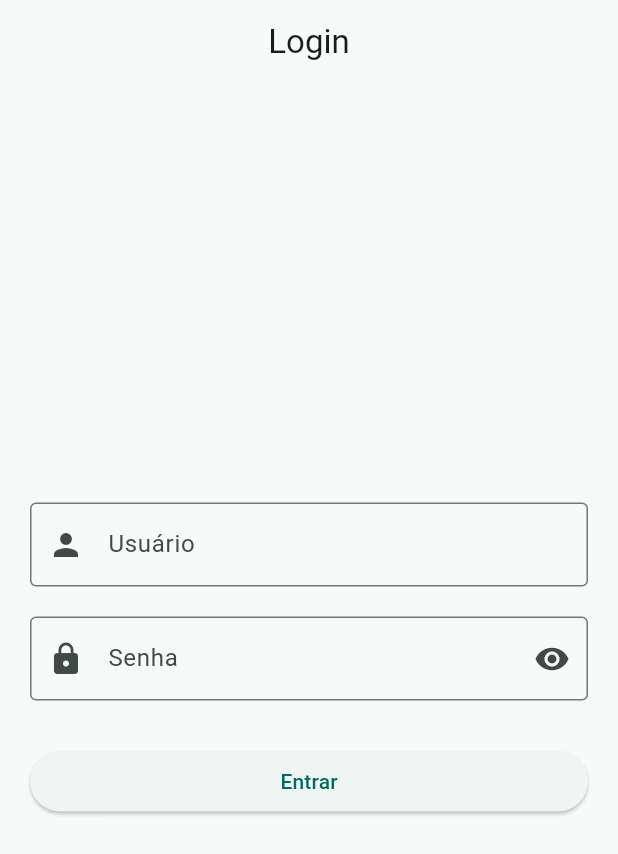
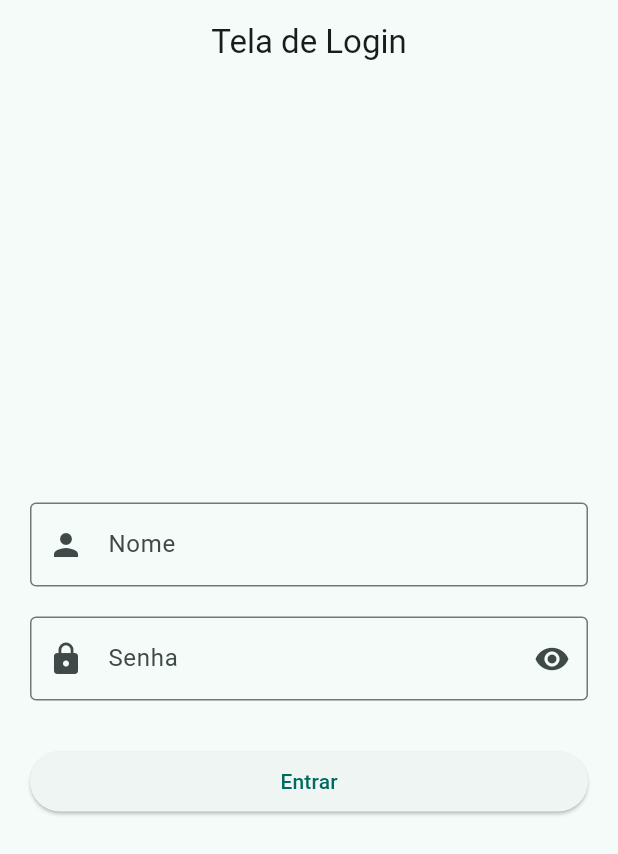
Before and after one commit to pauloandfr-create/artesanato, a Flutter app: the screen it shows after launch, on a phone screen of 412 x 824 dp. Shown: the top 854 px of the screen. Run offline on Flutter 3.47's test engine with Material 3 defaults, Android fonts, the phone set to English and light mode, and no system bars; our stand-ins replace image_picker.

Commit message:
Revert "Melhora textos para português"
This reverts commit 6d7b5354f1d11d31156cf766cab9aa0347c939ed.

```diff
--- a/lib/screens/home_page.dart
+++ b/lib/screens/home_page.dart
@@ -57,7 +57,7 @@ class _HomePageState extends State<HomePage> {
 
   ScaffoldMessenger.of(context).showSnackBar(
     const SnackBar(
-      content: Text('Não foi possível selecionar a logo da loja.'),
+      content: Text('Não foi possível escolher a logo da loja.'),
         ),
       );
     }
@@ -174,7 +174,7 @@ class _HomePageState extends State<HomePage> {
             Expanded(
               child: produtos.isEmpty
                   ? const Center(
-                      child: Text('Nenhum produto cadastrado ainda.'),
+                      child: Text('Nenhum produto cadastrado.'),
                     )
                   : ListView.builder(
                       itemCount: produtos.length,
--- a/lib/screens/login.dart
+++ b/lib/screens/login.dart
@@ -43,7 +43,7 @@ class _TelaLoginState extends State<TelaLogin> {
       // Mostra uma mensagem caso o login esteja incorreto
       ScaffoldMessenger.of(context).showSnackBar(
         const SnackBar(
-          content: Text("Usuário ou senha incorretos."),
+          content: Text("Nome ou senha incorretos."),
         ),
       );
     }
@@ -60,7 +60,7 @@ class _TelaLoginState extends State<TelaLogin> {
   Widget build(BuildContext context) {
     return Scaffold(
       appBar: AppBar(
-        title: const Text("Login"),
+        title: const Text("Tela de Login"),
         centerTitle: true,
       ),
       body: Padding(
@@ -72,7 +72,7 @@ class _TelaLoginState extends State<TelaLogin> {
             TextField(
               controller: controladorNome,
               decoration: const InputDecoration(
-                labelText: "Usuário",
+                labelText: "Nome",
                 border: OutlineInputBorder(),
                 prefixIcon: Icon(Icons.person),
               ),
--- a/lib/widgets/card_produto.dart
+++ b/lib/widgets/card_produto.dart
@@ -97,14 +97,14 @@ class CardProduto extends StatelessWidget {
             // Botão para editar o produto
             IconButton(
               onPressed: aoEditar,
-              tooltip: 'Editar produto',
+              tooltip: 'Editar',
               icon: const Icon(Icons.edit),
             ),
 
             // Botão para excluir o produto
             IconButton(
               onPressed: aoExcluir,
-              tooltip: 'Excluir produto',
+              tooltip: 'Excluir',
               icon: const Icon(
                 Icons.delete,
                 color: Colors.red,
```
Also changed, not shown: lib/screens/cadastro_produto.dart (+5 -5 lines), 1 other file.
